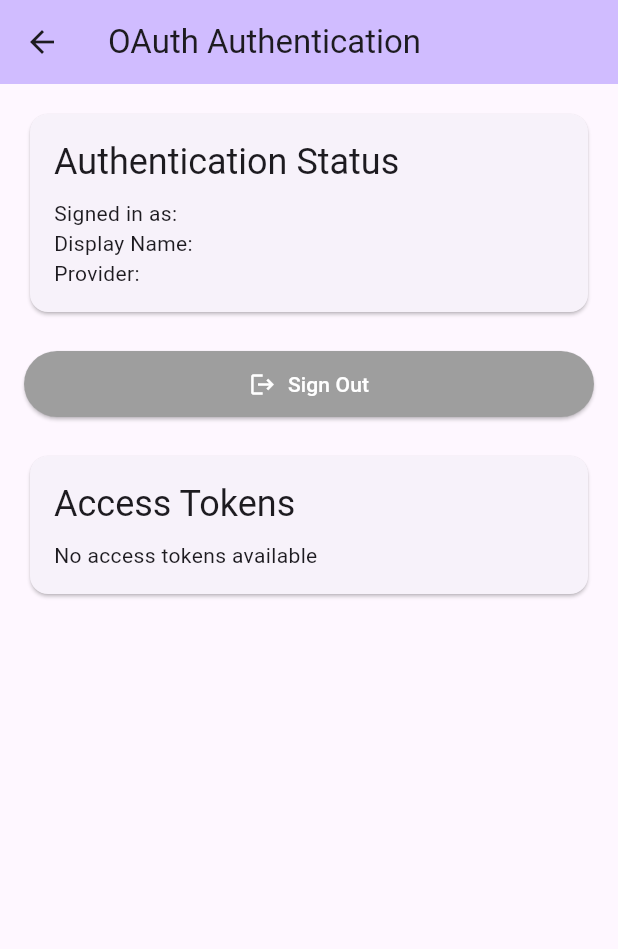
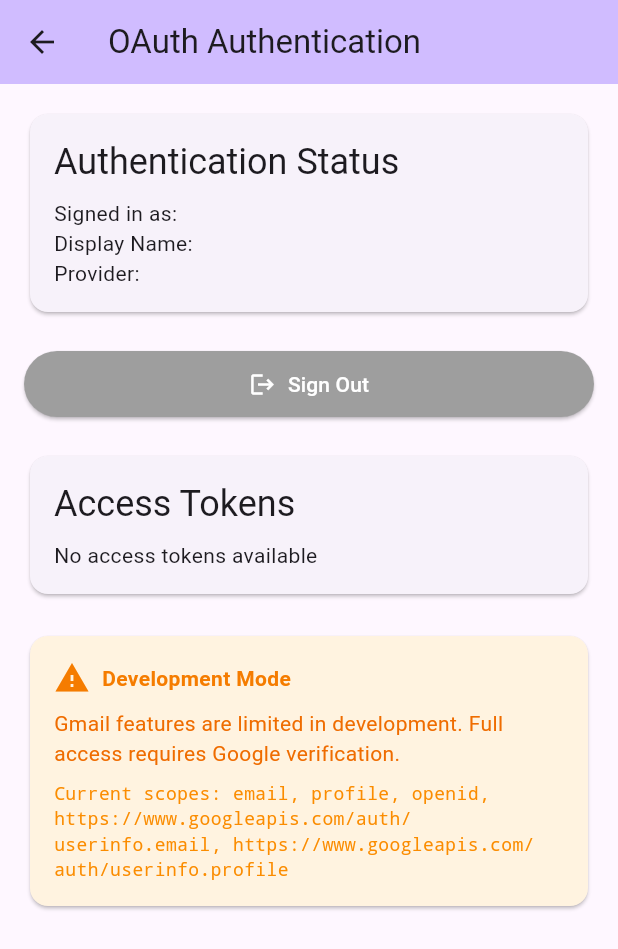
Before and after one commit to HadenHiles/InfluInbox, a Flutter app: the OAuthExamplePage screen opened directly, on a phone screen of 412 x 824 dp. Shown: the top 949 px of the screen. Run offline on Flutter 3.47's test engine with Material 3 defaults, Android fonts, the phone set to English and light mode, and no system bars; our stand-ins replace cloud_firestore, cloud_functions, firebase_auth, firebase_core, firebase_messaging, firebase_storage and 2 more; missing offline and left inert: firebase_app_check; accounts and stored records are empty.

```diff
--- /dev/null
+++ b/lib/config/oauth_config.dart
@@ -0,0 +1,52 @@
+/// Configuration for OAuth scopes based on development stage
+class OAuthConfig {
+  static const bool isDevelopment = true; // Set to false for production
+
+  /// Google OAuth scopes for development (no verification required)
+  static const List<String> developmentGoogleScopes = [
+    'email',
+    'profile',
+    'openid',
+    'https://www.googleapis.com/auth/userinfo.email',
+    'https://www.googleapis.com/auth/userinfo.profile',
+  ];
+
+  /// Google OAuth scopes for production (require verification)
+  static const List<String> productionGoogleScopes = [
+    'email',
+    'profile',
+    'openid',
+    'https://www.googleapis.com/auth/userinfo.email',
+    'https://www.googleapis.com/auth/userinfo.profile',
+    'https://www.googleapis.com/auth/gmail.readonly',
+    'https://www.googleapis.com/auth/gmail.send',
+    'https://www.googleapis.com/auth/gmail.compose',
+    'https://www.googleapis.com/auth/gmail.modify',
+  ];
+
+  /// Microsoft OAuth scopes
+  static const List<String> microsoftScopes = [
+    'https://graph.microsoft.com/Mail.Read',
+    'https://graph.microsoft.com/Mail.Send',
+    'https://graph.microsoft.com/Mail.ReadWrite',
+    'https://graph.microsoft.com/User.Read',
+  ];
+
+  /// Get appropriate Google scopes based on development stage
+  static List<String> get googleScopes {
+    return isDevelopment ? developmentGoogleScopes : productionGoogleScopes;
+  }
+
+  /// Check if Gmail features are available
+  static bool get hasGmailFeatures {
+    return !isDevelopment || const bool.fromEnvironment('ENABLE_GMAIL_DEV', defaultValue: false);
+  }
+
+  /// Get user-friendly message about Gmail limitations
+  static String get gmailLimitationMessage {
+    if (isDevelopment) {
+      return 'Gmail features are limited in development. Full access requires Google verification.';
+    }
+    return '';
+  }
+}
--- a/lib/examples/oauth_example.dart
+++ b/lib/examples/oauth_example.dart
@@ -1,6 +1,7 @@
 import 'package:flutter/material.dart';
 import 'package:firebase_auth/firebase_auth.dart';
 import '../services/firebase_services.dart';
+import '../config/oauth_config.dart';
 
 /// Example page demonstrating OAuth authentication with Google and Microsoft
 class OAuthExamplePage extends StatefulWidget {
@@ -171,6 +172,52 @@ class _OAuthExamplePageState extends State<OAuthExamplePage> {
               ),
             ],
 
+            const SizedBox(height: 20),
+
+            // Gmail Features Limitation Warning
+            if (OAuthConfig.isDevelopment) ...[
+              Card(
+                color: Colors.orange.shade50,
+                child: Padding(
+                  padding: const EdgeInsets.all(16.0),
+                  child: Column(
+                    crossAxisAlignment: CrossAxisAlignment.start,
+                    children: [
+                      Row(
+                        children: [
+                          Icon(Icons.warning, color: Colors.orange.shade700),
+                          const SizedBox(width: 8),
+                          Text(
+                            'Development Mode',
+                            style: TextStyle(
+                              fontWeight: FontWeight.bold,
+                              color: Colors.orange.shade700,
+                            ),
+                          ),
+                        ],
+                      ),
+                      const SizedBox(height: 8),
+                      Text(
+                        OAuthConfig.gmailLimitationMessage,
+                        style: TextStyle(color: Colors.orange.shade800),
+                      ),
+                      const SizedBox(height: 8),
+                      Text(
+                        'Current scopes: ${OAuthConfig.googleScopes.join(", ")}',
+                        style: TextStyle(
+                          fontSize: 12,
+                          color: Colors.orange.shade600,
+                          fontFamily: 'monospace',
+                        ),
+                      ),
+                    ],
+                  ),
+                ),
+              ),
+
+              const SizedBox(height: 20),
+            ],
+
             if (isLoading)
               const Center(
                 child: Padding(padding: EdgeInsets.all(20.0), child: CircularProgressIndicator()),
--- a/lib/services/firebase_services.dart
+++ b/lib/services/firebase_services.dart
@@ -6,6 +6,7 @@ import 'package:cloud_functions/cloud_functions.dart';
 import 'package:firebase_messaging/firebase_messaging.dart';
 import 'package:firebase_app_check/firebase_app_check.dart';
 import 'package:google_sign_in/google_sign_in.dart';
+import '../config/oauth_config.dart';
 
 /// Firebase services singleton for easy access throughout the app
 class FirebaseServices {
@@ -78,7 +79,11 @@ class FirebaseServices {
 /// Authentication helper methods
 class FirebaseAuthService {
   static final FirebaseAuth _auth = FirebaseAuth.instance;
-  static final GoogleSignIn _googleSignIn = GoogleSignIn(scopes: ['email', 'profile', 'https://www.googleapis.com/auth/gmail.readonly', 'https://www.googleapis.com/auth/gmail.send']);
+
+  // Use configuration-based scopes
+  static final GoogleSignIn _googleSignIn = GoogleSignIn(
+    scopes: OAuthConfig.googleScopes,
+  );
 
   /// Get current user
   static User? get currentUser => _auth.currentUser;
@@ -97,6 +102,30 @@ class FirebaseAuthService {
   /// Create user with email and password
   static Future<UserCredential> createUserWithEmailAndPassword({required String email, required String password}) async {
     return await _auth.createUserWithEmailAndPassword(email: email, password: password);
+  }
+
+  /// Switch to production scopes (call this after Google verification)
+  static GoogleSignIn createProductionGoogleSignIn() {
+    return GoogleSignIn(scopes: OAuthConfig.productionGoogleScopes);
+  }
+
+  /// Check if user has Gmail access
+  static Future<bool> hasGmailAccess() async {
+    try {
+      final GoogleSignInAccount? googleUser = _googleSignIn.currentUser;
+      if (googleUser == null) return false;
+
+      final GoogleSignInAuthentication googleAuth = await googleUser.authentication;
+      final accessToken = googleAuth.accessToken;
+
+      if (accessToken == null) return false;
+
+      // Check if we have Gmail scopes by trying to access Gmail API
+      final scopes = googleUser.serverAuthCode;
+      return scopes != null;
+    } catch (e) {
+      return false;
+    }
   }
 
   /// Sign in with Google (Gmail)
--- a/pubspec.yaml
+++ b/pubspec.yaml
@@ -1,5 +1,5 @@
 name: influinbox
-description: "A new Flutter project."
+description: "The first smart inbox assistant designed specifically for influencers/creators. It organizes brand deals, automates replies, summarizes contracts, and tracks campaign deliverables—all from your existing email inbox."
 # The following line prevents the package from being accidentally published to
 # pub.dev using `flutter pub publish`. This is preferred for private packages.
 publish_to: "none" # Remove this line if you wish to publish to pub.dev
```
Also changed, not shown: 1 other file.
